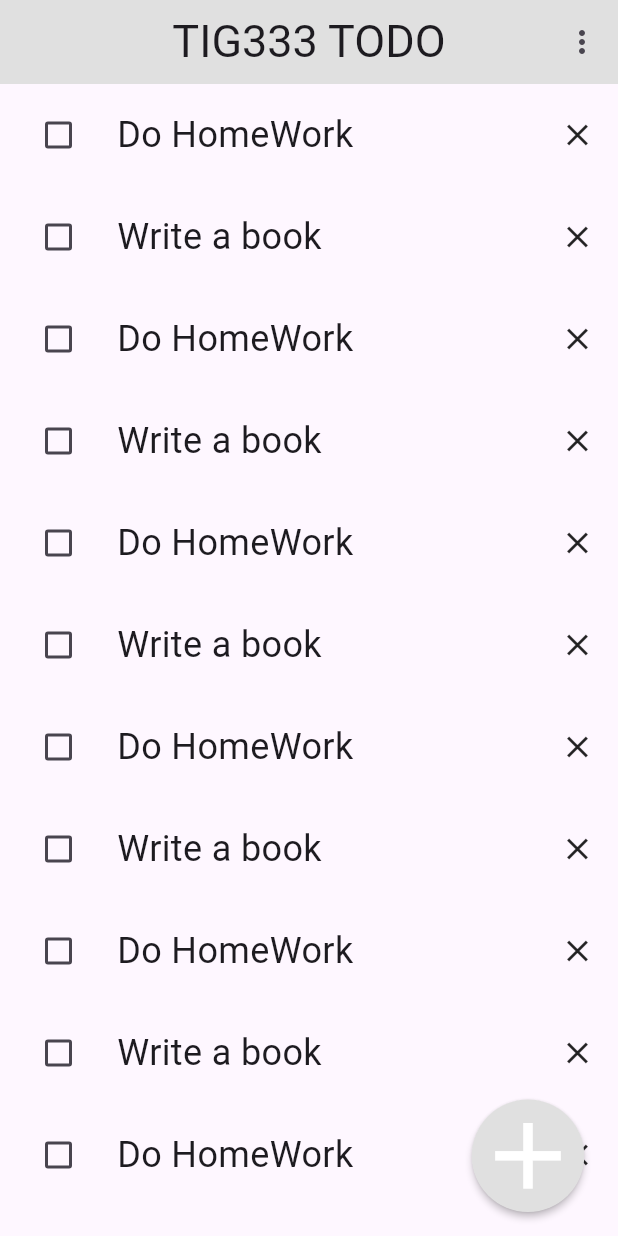
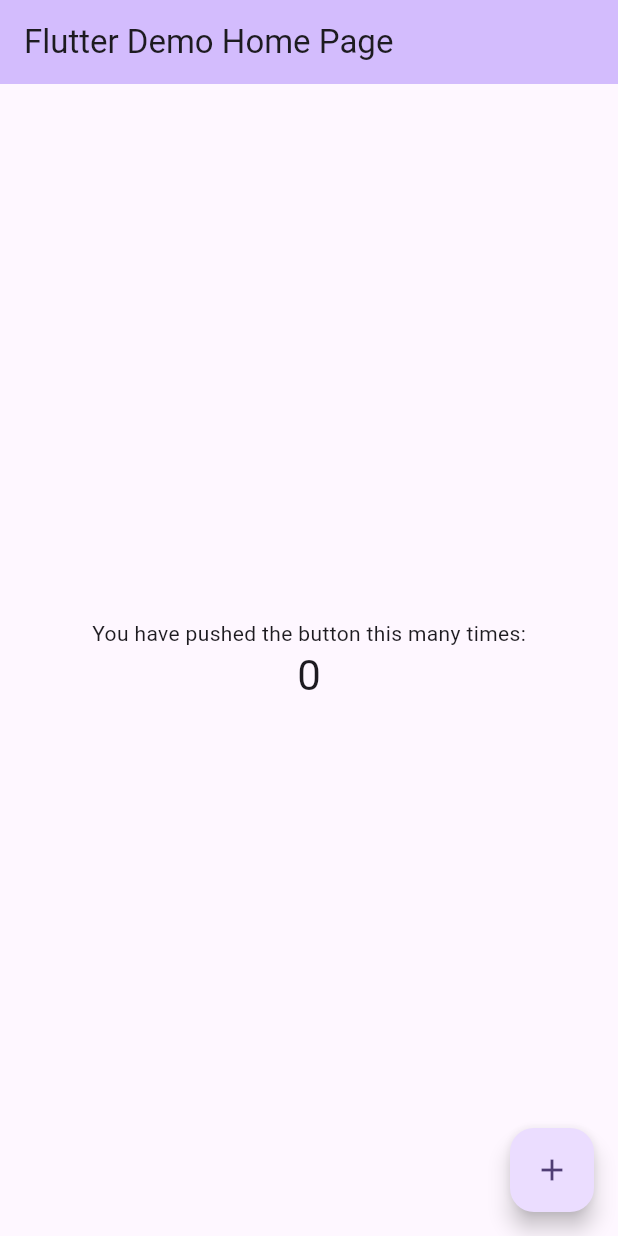
Before and after one commit to gu-tig333-ht24/guspasema, a Flutter app: the screen it shows after launch, on a phone screen of 412 x 824 dp. Run offline on Flutter 3.47's test engine with Material 3 defaults, Android fonts, the phone set to English and light mode, and no system bars.

Commit message:
main revert

```diff
--- a/lib/main.dart
+++ b/lib/main.dart
@@ -1,5 +1,3 @@
-import 'dart:ffi';
-
 import 'package:flutter/material.dart';
 
 void main() {
@@ -9,174 +7,119 @@ void main() {
 class MyApp extends StatelessWidget {
   const MyApp({super.key});
 
+  // This widget is the root of your application.
   @override
   Widget build(BuildContext context) {
     return MaterialApp(
-      title: " flutter start",
-      home: const MyHomePage(),
+      title: 'Flutter Demo',
+      theme: ThemeData(
+        // This is the theme of your application.
+        //
+        // TRY THIS: Try running your application with "flutter run". You'll see
+        // the application has a purple toolbar. Then, without quitting the app,
+        // try changing the seedColor in the colorScheme below to Colors.green
+        // and then invoke "hot reload" (save your changes or press the "hot
+        // reload" button in a Flutter-supported IDE, or press "r" if you used
+        // the command line to start the app).
+        //
+        // Notice that the counter didn't reset back to zero; the application
+        // state is not lost during the reload. To reset the state, use hot
+        // restart instead.
+        //
+        // This works for code too, not just values: Most code changes can be
+        // tested with just a hot reload.
+        colorScheme: ColorScheme.fromSeed(seedColor: Colors.deepPurple),
+        useMaterial3: true,
+      ),
+      home: const MyHomePage(title: 'Flutter Demo Home Page'),
     );
   }
 }
 
-class Task {
-  String taskName;
-  bool isComplete;
+class MyHomePage extends StatefulWidget {
+  const MyHomePage({super.key, required this.title});
 
-  Task(this.taskName, this.isComplete); //constructor för task
+  // This widget is the home page of your application. It is stateful, meaning
+  // that it has a State object (defined below) that contains fields that affect
+  // how it looks.
+
+  // This class is the configuration for the state. It holds the values (in this
+  // case the title) provided by the parent (in this case the App widget) and
+  // used by the build method of the State. Fields in a Widget subclass are
+  // always marked "final".
+
+  final String title;
+
+  @override
+  State<MyHomePage> createState() => _MyHomePageState();
 }
 
-class MyHomePage extends StatelessWidget {
-  const MyHomePage({super.key});
+class _MyHomePageState extends State<MyHomePage> {
+  int _counter = 0;
 
-  // This widget is the root of your application.
+  void _incrementCounter() {
+    setState(() {
+      // This call to setState tells the Flutter framework that something has
+      // changed in this State, which causes it to rerun the build method below
+      // so that the display can reflect the updated values. If we changed
+      // _counter without calling setState(), then the build method would not be
+      // called again, and so nothing would appear to happen.
+      _counter++;
+    });
+  }
+
   @override
   Widget build(BuildContext context) {
-    //skapar en lista med tasks och väljer deras defualtvärden
-    List<Task> tasks = [
-      Task("Do HomeWork", false),
-      Task("Write a book", false),
-      Task("Do HomeWork", false),
-      Task("Write a book", false),
-      Task("Do HomeWork", false),
-      Task("Write a book", false),
-      Task("Do HomeWork", false),
-      Task("Write a book", false),
-      Task("Do HomeWork", false),
-      Task("Write a book", false),
-      Task("Do HomeWork", false),
-      Task("Write a book", false),
-    ];
+    // This method is rerun every time setState is called, for instance as done
+    // by the _incrementCounter method above.
+    //
+    // The Flutter framework has been optimized to make rerunning build methods
+    // fast, so that you can just rebuild anything that needs updating rather
+    // than having to individually change instances of widgets.
     return Scaffold(
       appBar: AppBar(
-        centerTitle: true,
-        title: const Text(
-          "TIG333 TODO",
-          style: TextStyle(fontSize: 30),
-        ),
-        backgroundColor: const Color.fromARGB(255, 224, 224, 224),
-        scrolledUnderElevation: 0,
-        actions: [
-          PopupMenuButton<int>(
-            color: (Colors.white),
-            itemBuilder: (context) => [
-              PopupMenuItem(
-                child: Text("all"),
-              ),
-              PopupMenuItem(
-                child: Text("done"),
-              ),
-              PopupMenuItem(
-                child: Text("undone"),
-              ),
-            ],
-          ),
-        ],
+        // TRY THIS: Try changing the color here to a specific color (to
+        // Colors.amber, perhaps?) and trigger a hot reload to see the AppBar
+        // change color while the other colors stay the same.
+        backgroundColor: Theme.of(context).colorScheme.inversePrimary,
+        // Here we take the value from the MyHomePage object that was created by
+        // the App.build method, and use it to set our appbar title.
+        title: Text(widget.title),
       ),
-      body: ListView(
-        children: tasks
-            .map((task) => _item(context, task.taskName, task.isComplete))
-            .toList(), //map är en iterator som returerar en lista
-      ),
-      //när du klickar på knappen så kommer du navigeras till AddTask vyn
-      //den gör detta via en stack, och vyn pushas till toppen av stacken med funktionen push
-
-      floatingActionButton: RawMaterialButton(
-        onPressed: () {
-          Navigator.push(
-              context, MaterialPageRoute(builder: (context) => AddTask()));
-        },
-        fillColor: const Color.fromARGB(255, 224, 224, 224),
-        shape: CircleBorder(),
-        child: Icon(
-          Icons.add,
-          size: 75,
-          color: Colors.white,
+      body: Center(
+        // Center is a layout widget. It takes a single child and positions it
+        // in the middle of the parent.
+        child: Column(
+          // Column is also a layout widget. It takes a list of children and
+          // arranges them vertically. By default, it sizes itself to fit its
+          // children horizontally, and tries to be as tall as its parent.
+          //
+          // Column has various properties to control how it sizes itself and
+          // how it positions its children. Here we use mainAxisAlignment to
+          // center the children vertically; the main axis here is the vertical
+          // axis because Columns are vertical (the cross axis would be
+          // horizontal).
+          //
+          // TRY THIS: Invoke "debug painting" (choose the "Toggle Debug Paint"
+          // action in the IDE, or press "p" in the console), to see the
+          // wireframe for each widget.
+          mainAxisAlignment: MainAxisAlignment.center,
+          children: <Widget>[
+            const Text(
+              'You have pushed the button this many times:',
+            ),
+            Text(
+              '$_counter',
+              style: Theme.of(context).textTheme.headlineMedium,
+            ),
+          ],
         ),
       ),
-    );
-  }
-
-  Widget _item(BuildContext context, task, bool isComplete) {
-    return GestureDetector(
-      //gesture detect används eftersom det inte är en knapp utan bara en lista med items
-      onTap: () {},
-      child: Row(
-        mainAxisAlignment: MainAxisAlignment.center,
-        crossAxisAlignment: CrossAxisAlignment.center,
-        children: [
-          Padding(
-            padding: EdgeInsets.fromLTRB(15, 10, 15, 10),
-            child: Checkbox(value: false, onChanged: (bool? value) {}),
-          ),
-          Expanded(
-            child: Text(
-              task,
-              style: TextStyle(fontSize: 24),
-              textAlign: TextAlign.left,
-            ),
-          ),
-          Padding(
-            padding: EdgeInsets.all(15),
-            child: Icon(Icons.close),
-          )
-        ],
-      ),
+      floatingActionButton: FloatingActionButton(
+        onPressed: _incrementCounter,
+        tooltip: 'Increment',
+        child: const Icon(Icons.add),
+      ), // This trailing comma makes auto-formatting nicer for build methods.
     );
   }
 }
-
-//add task vyn, man kommer hit genom att trycka pluset i homepage vyn
-class AddTask extends StatelessWidget {
-  @override
-  Widget build(BuildContext context) {
-    return Scaffold(
-      appBar: AppBar(
-        centerTitle: true,
-        title: const Text(
-          "TIG333 TODO",
-          style: TextStyle(fontSize: 30),
-        ),
-        backgroundColor: const Color.fromARGB(255, 224, 224, 224),
-        scrolledUnderElevation: 0,
-      ),
-      body: Center(
-        child: Column(
-          mainAxisAlignment: MainAxisAlignment.start,
-          crossAxisAlignment: CrossAxisAlignment.center,
-          children: [
-            Padding(
-              padding: EdgeInsets.fromLTRB(15, 25, 15, 35),
-              child: TextField(
-                decoration: InputDecoration(
-                    //dekorationer för textfältet
-                    border: OutlineInputBorder(
-                      borderRadius: BorderRadius.all(Radius.circular(4)),
-                      borderSide: BorderSide(width: 2, color: Colors.black),
-                    ),
-                    focusedBorder: OutlineInputBorder(
-                      borderSide: BorderSide(width: 2, color: Colors.black),
-                    ),
-                    hintStyle: TextStyle(color: Colors.black.withOpacity(0.3)),
-                    hintText: "What are you going to do?"),
-              ),
-            ),
-            FloatingActionButton.extended(
-              //extended gör att både en icon och text kan vara i knappen
-              elevation: 0,
-              label: Text("ADD",
-                  style: TextStyle(fontWeight: FontWeight.bold, fontSize: 20)),
-              icon: Icon(
-                Icons.add,
-                size: 25,
-              ),
-              backgroundColor: Colors.transparent,
-              foregroundColor: Colors.black,
-              splashColor: const Color.fromARGB(255, 202, 202, 202),
-              onPressed: () {}, //knappen gör inget än
-            )
-          ],
-        ),
-      ),
-    );
-  }
-}
```
